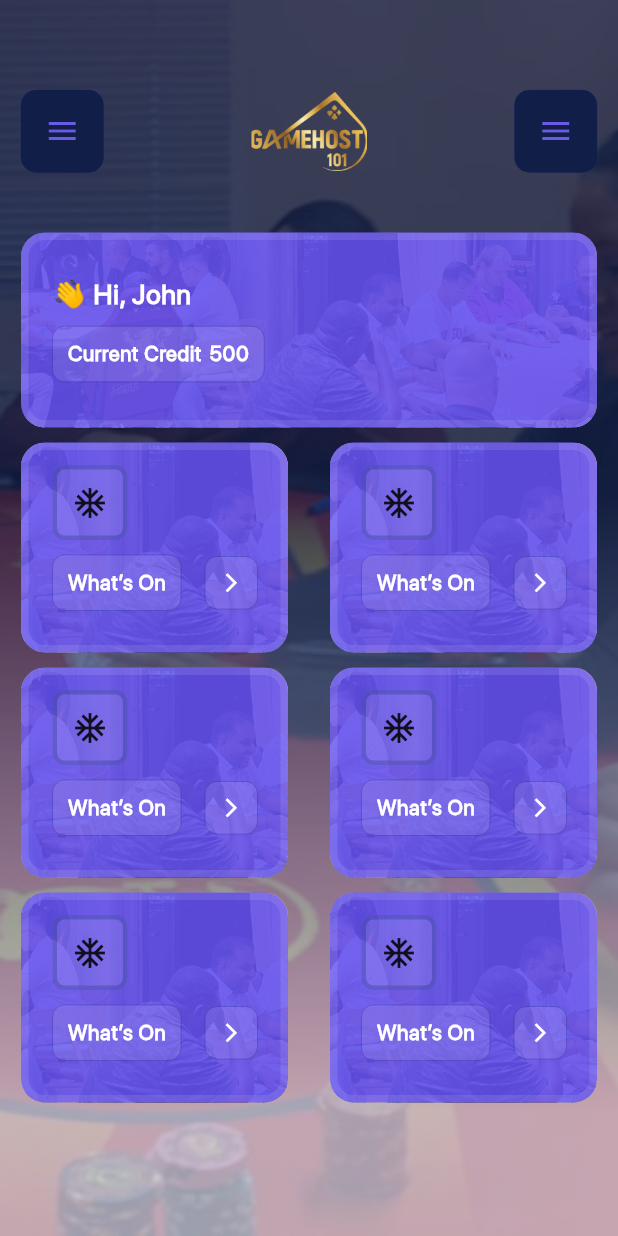
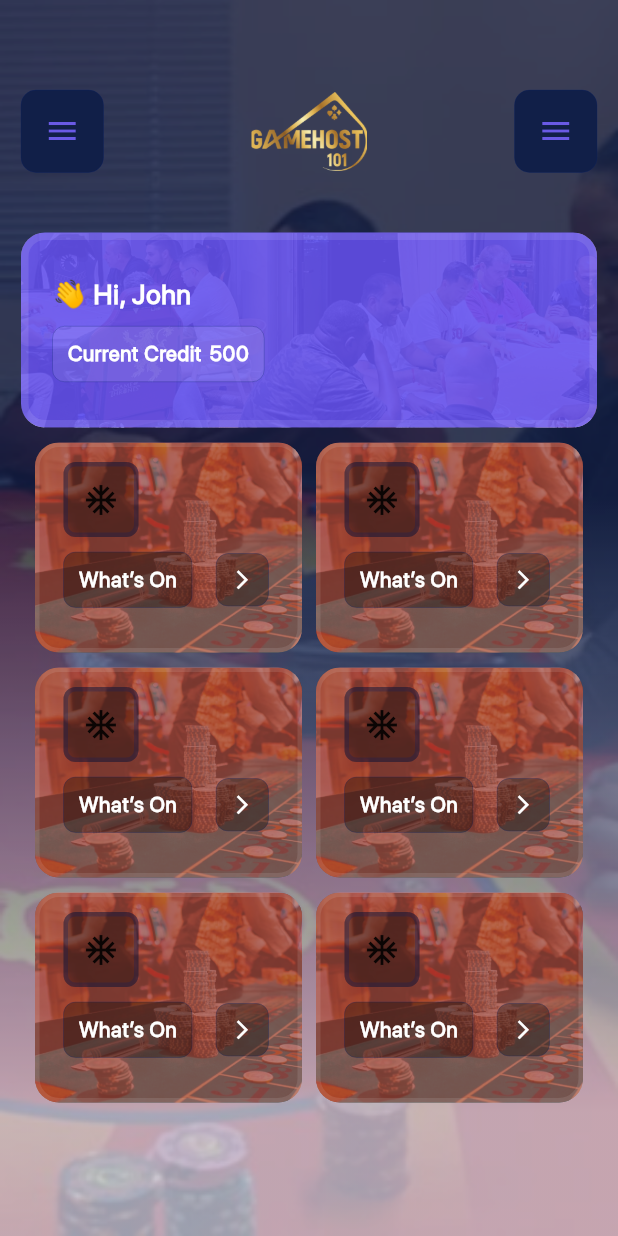
Before and after one commit to khansameer/poker_app, a Flutter app: the DashboardPage screen opened by its route, on a phone screen of 412 x 824 dp. Run offline on Flutter 3.47's test engine with Material 2 defaults, Android fonts, the phone set to English and light mode, and no system bars.

Commit message:
all code

```diff
--- a/lib/core/utils/image_path.dart
+++ b/lib/core/utils/image_path.dart
@@ -7,3 +7,4 @@ const icFacebook = '$baseIconPath/ic_facebook.png';
 const icDashboardBg = '$baseIconPath/ic_bg_tras.png';
 const icDashboardimg = '$baseIconPath/ic_dashboard.png';
 const icImge = '$baseIconPath/ic_img.png';
+const icGrid = '$baseIconPath/ic_grid.png';
--- a/lib/features/dashboard/dashboard_page.dart
+++ b/lib/features/dashboard/dashboard_page.dart
@@ -86,21 +86,21 @@ class DashboardPageState extends State<DashboardPage> {
                   ),
                 ),
                 Row(
-                  mainAxisAlignment: MainAxisAlignment.spaceBetween,
+                  mainAxisAlignment: MainAxisAlignment.spaceEvenly,
                   children: [
                     commonGridView(),
                     commonGridView()
                   ],
                 ),
                 Row(
-                  mainAxisAlignment: MainAxisAlignment.spaceBetween,
+                  mainAxisAlignment: MainAxisAlignment.spaceEvenly,
                   children: [
                     commonGridView(),
                     commonGridView()
                   ],
                 ),
                 Row(
-                  mainAxisAlignment: MainAxisAlignment.spaceBetween,
+                  mainAxisAlignment: MainAxisAlignment.spaceEvenly,
                   children: [
                     commonGridView(),
                     commonGridView()
@@ -380,14 +380,14 @@ class DashboardPageState extends State<DashboardPage> {
     );
   }
 
-  Widget commonBg({Widget? widget,bool? showBorder}) {
+  Widget commonBg({Widget? widget,bool? showBorder,Color? color}) {
     return Container(
       margin: const EdgeInsets.only(left: 16,top: 10),
 
       padding: const EdgeInsets.all(10),
       decoration: AppUtils.containerDecoration(
           isBorder:showBorder?? false,
-          radius: 8, color: AppColor.colorWhiteLight),
+          radius: 8, color: color??AppColor.colorWhiteLight),
       child: widget,
     );
   }
@@ -402,29 +402,33 @@ class DashboardPageState extends State<DashboardPage> {
       decoration: BoxDecoration(
           borderRadius: BorderRadius.circular(16),
           image: const DecorationImage(
-              image: AssetImage(icImge), fit: BoxFit.cover)),
+              image: AssetImage(icGrid), fit: BoxFit.cover)),
 
       child: Container(
 
-        // padding: const EdgeInsets.only(left: 5,right: 5,top: 40,bottom: 40),
         decoration: BoxDecoration(
-            color: AppColor.colorFbLight,
+            color: Color.fromRGBO(215, 91, 74, 0.54),
             borderRadius: BorderRadius.circular(16),
             border:
-            Border.all(color: AppColor.colorWhiteLight, width: 5)),
+            Border.all(color: AppColor.colorWhiteLight, width: 3)),
         child: Column(
           mainAxisAlignment: MainAxisAlignment.start,
           crossAxisAlignment: CrossAxisAlignment.start,
           children: [
 
             commonBg(
+                color: Color.fromRGBO(0, 0, 0, 0.32),
                 showBorder: true,
                 widget: const Icon(Icons.ac_unit_outlined)),
             Row(
               crossAxisAlignment: CrossAxisAlignment.center,
               children: [
-                commonBg(widget: CommonTextWidget(text: "What’s On",fontWeight: FontWeight.w700,fontSize: 14,)),
-                commonBg(widget: Icon(Icons.arrow_forward_ios_outlined,color: AppColor.colorWhite,size: 15,))
+                commonBg(
+                    color: Color.fromRGBO(0, 0, 0, 0.32),
+                    widget: CommonTextWidget(text: "What’s On",fontWeight: FontWeight.w700,fontSize: 14,)),
+                commonBg(
+                    color: Color.fromRGBO(0, 0, 0, 0.32),
+                    widget: const Icon(Icons.arrow_forward_ios_outlined,color: AppColor.colorWhite,size: 15,))
               ],
             )
           ],
```
Also changed, not shown: assets/icons/ic_grid.png (added).
